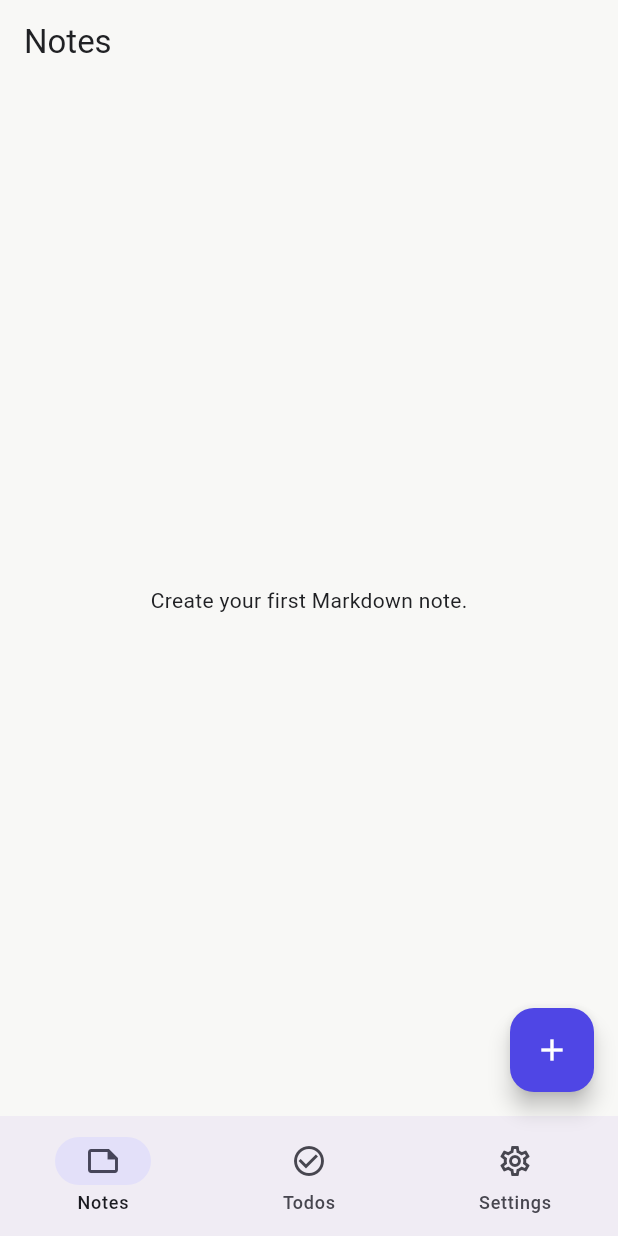
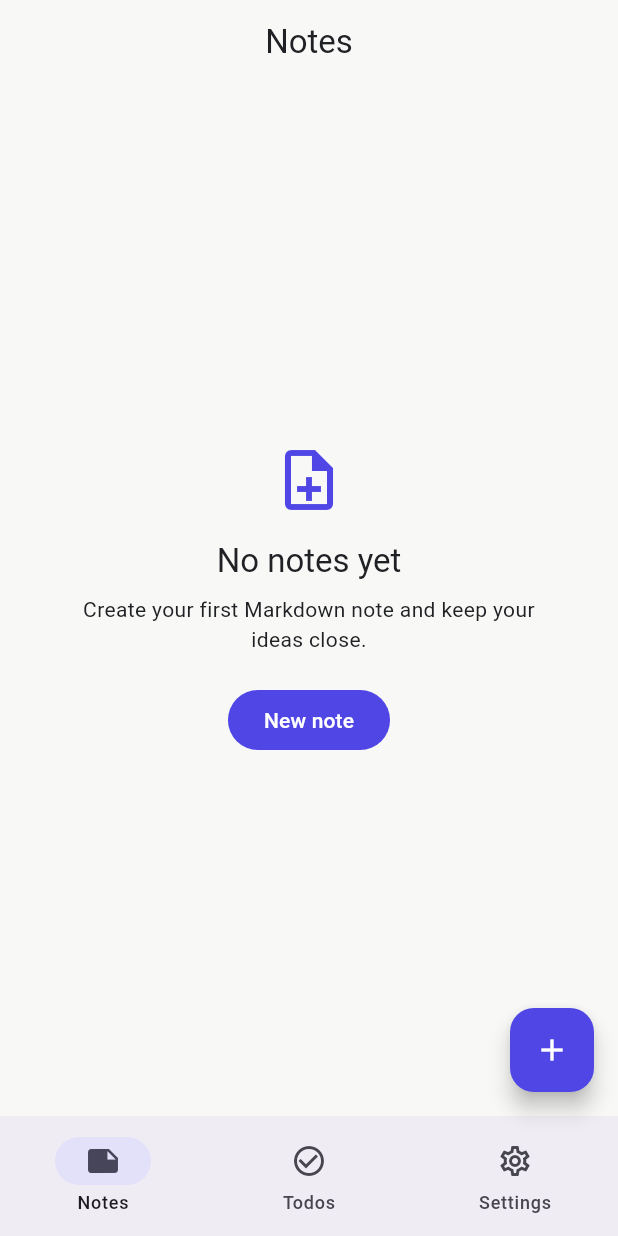
Before and after one commit to RippleOrApple/SimpleNote, a Flutter app: the screen it shows after launch, on a phone screen of 412 x 824 dp. Run offline on Flutter 3.47's test engine with Material 3 defaults, Android fonts, the phone set to English and light mode, and no system bars; our stand-ins replace flutter_markdown, flutter_riverpod.

Commit message:
Add phase 1 app shell navigation

```diff
--- a/lib/features/notes/presentation/notes_page.dart
+++ b/lib/features/notes/presentation/notes_page.dart
@@ -3,6 +3,7 @@ import 'package:flutter_markdown/flutter_markdown.dart';
 import 'package:flutter_riverpod/flutter_riverpod.dart';
 
 import '../../../shared/widgets/app_shell.dart';
+import '../../../shared/widgets/empty_state.dart';
 import '../application/notes_controller.dart';
 
 class NotesPage extends ConsumerWidget {
@@ -11,16 +12,24 @@ class NotesPage extends ConsumerWidget {
   @override
   Widget build(BuildContext context, WidgetRef ref) {
     final notes = ref.watch(notesControllerProvider);
+    final notesController = ref.read(notesControllerProvider.notifier);
 
     return AppShell(
       title: 'Notes',
       floatingActionButton: FloatingActionButton(
-        onPressed: () =>
-            ref.read(notesControllerProvider.notifier).createNote(),
+        tooltip: 'New note',
+        onPressed: notesController.createNote,
         child: const Icon(Icons.add),
       ),
       child: notes.isEmpty
-          ? const Center(child: Text('Create your first Markdown note.'))
+          ? EmptyState(
+              icon: Icons.note_add_outlined,
+              title: 'No notes yet',
+              message:
+                  'Create your first Markdown note and keep your ideas close.',
+              actionLabel: 'New note',
+              onActionPressed: notesController.createNote,
+            )
           : ListView.separated(
               padding: const EdgeInsets.all(16),
               itemCount: notes.length,
--- a/lib/features/settings/presentation/settings_page.dart
+++ b/lib/features/settings/presentation/settings_page.dart
@@ -14,24 +14,32 @@ class SettingsPage extends ConsumerWidget {
 
     return AppShell(
       title: 'Settings',
+      child: Align(
+        alignment: Alignment.topCenter,
+        child: ConstrainedBox(
+          constraints: const BoxConstraints(maxWidth: 720),
           child: ListView(
             padding: const EdgeInsets.all(16),
             children: [
               Text('Theme', style: Theme.of(context).textTheme.titleLarge),
               const SizedBox(height: 12),
               ListTile(
+                leading: CircleAvatar(backgroundColor: theme.primaryColor),
                 title: Text(theme.name),
                 subtitle: const Text('Background, button, and text colors'),
-            leading: CircleAvatar(backgroundColor: theme.primaryColor),
               ),
-          const SizedBox(height: 16),
-          FilledButton(
+              const SizedBox(height: 12),
+              Align(
+                alignment: Alignment.centerLeft,
+                child: FilledButton.icon(
                   onPressed: () => ref
                       .read(themeControllerProvider.notifier)
                       .applyTheme(AppThemeScheme.minimalLight),
-            child: const Text('Restore default theme'),
+                  icon: const Icon(Icons.restart_alt),
+                  label: const Text('Restore default theme'),
                 ),
-          const Divider(height: 32),
+              ),
+              const Divider(height: 36),
               Text('Sync', style: Theme.of(context).textTheme.titleLarge),
               const SizedBox(height: 12),
               const ListTile(
@@ -41,6 +49,8 @@ class SettingsPage extends ConsumerWidget {
               ),
             ],
           ),
+        ),
+      ),
     );
   }
 }
--- a/lib/features/todos/presentation/todos_page.dart
+++ b/lib/features/todos/presentation/todos_page.dart
@@ -2,6 +2,7 @@ import 'package:flutter/material.dart';
 import 'package:flutter_riverpod/flutter_riverpod.dart';
 
 import '../../../shared/widgets/app_shell.dart';
+import '../../../shared/widgets/empty_state.dart';
 import '../application/todos_controller.dart';
 
 class TodosPage extends ConsumerWidget {
@@ -10,16 +11,23 @@ class TodosPage extends ConsumerWidget {
   @override
   Widget build(BuildContext context, WidgetRef ref) {
     final todos = ref.watch(todosControllerProvider);
+    final todosController = ref.read(todosControllerProvider.notifier);
 
     return AppShell(
       title: 'Todos',
       floatingActionButton: FloatingActionButton(
-        onPressed: () =>
-            ref.read(todosControllerProvider.notifier).createTodo('New todo'),
+        tooltip: 'New todo',
+        onPressed: () => todosController.createTodo('New todo'),
         child: const Icon(Icons.add),
       ),
       child: todos.isEmpty
-          ? const Center(child: Text('Add a todo to plan your day.'))
+          ? EmptyState(
+              icon: Icons.add_task_outlined,
+              title: 'No todos yet',
+              message: 'Add a task to make the next step obvious.',
+              actionLabel: 'New todo',
+              onActionPressed: () => todosController.createTodo('New todo'),
+            )
           : ListView.builder(
               padding: const EdgeInsets.all(16),
               itemCount: todos.length,
--- a/lib/shared/widgets/app_shell.dart
+++ b/lib/shared/widgets/app_shell.dart
@@ -16,15 +16,90 @@ class AppShell extends StatelessWidget {
   final List<Widget>? actions;
   final Widget? floatingActionButton;
 
+  static const _wideLayoutBreakpoint = 720.0;
+
   @override
   Widget build(BuildContext context) {
+    return LayoutBuilder(
+      builder: (context, constraints) {
+        final isWide = constraints.maxWidth >= _wideLayoutBreakpoint;
+        final selectedIndex = _selectedIndex(context);
+
         return Scaffold(
-      appBar: AppBar(title: Text(title), actions: actions),
-      body: child,
+          appBar: AppBar(
+            title: Text(title),
+            actions: actions,
+            centerTitle: !isWide,
+          ),
+          body: SafeArea(
+            child: isWide
+                ? Row(
+                    children: [
+                      NavigationRail(
+                        selectedIndex: selectedIndex,
+                        onDestinationSelected: (index) =>
+                            _navigateToIndex(context, index),
+                        labelType: NavigationRailLabelType.all,
+                        minWidth: 96,
+                        destinations: _railDestinations,
+                      ),
+                      const VerticalDivider(width: 1),
+                      Expanded(child: child),
+                    ],
+                  )
+                : child,
+          ),
           floatingActionButton: floatingActionButton,
-      bottomNavigationBar: NavigationBar(
-        selectedIndex: _selectedIndex(context),
-        onDestinationSelected: (index) {
+          bottomNavigationBar: isWide
+              ? null
+              : NavigationBar(
+                  selectedIndex: selectedIndex,
+                  onDestinationSelected: (index) =>
+                      _navigateToIndex(context, index),
+                  destinations: _barDestinations,
+                ),
+        );
+      },
+    );
+  }
+
+  List<NavigationDestination> get _barDestinations => const [
+        NavigationDestination(
+          icon: Icon(Icons.note_outlined),
+          selectedIcon: Icon(Icons.note),
+          label: 'Notes',
+        ),
+        NavigationDestination(
+          icon: Icon(Icons.check_circle_outline),
+          selectedIcon: Icon(Icons.check_circle),
+          label: 'Todos',
+        ),
+        NavigationDestination(
+          icon: Icon(Icons.settings_outlined),
+          selectedIcon: Icon(Icons.settings),
+          label: 'Settings',
+        ),
+      ];
+
+  List<NavigationRailDestination> get _railDestinations => const [
+        NavigationRailDestination(
+          icon: Icon(Icons.note_outlined),
+          selectedIcon: Icon(Icons.note),
+          label: Text('Notes'),
+        ),
+        NavigationRailDestination(
+          icon: Icon(Icons.check_circle_outline),
+          selectedIcon: Icon(Icons.check_circle),
+          label: Text('Todos'),
+        ),
+        NavigationRailDestination(
+          icon: Icon(Icons.settings_outlined),
+          selectedIcon: Icon(Icons.settings),
+          label: Text('Settings'),
+        ),
+      ];
+
+  void _navigateToIndex(BuildContext context, int index) {
     final route = switch (index) {
       0 => AppRoutes.home,
       1 => AppRoutes.todos,
@@ -33,21 +108,6 @@ class AppShell extends StatelessWidget {
     if (ModalRoute.of(context)?.settings.name != route) {
       Navigator.of(context).pushReplacementNamed(route);
     }
-        },
-        destinations: const [
-          NavigationDestination(
-              icon: Icon(Icons.note_outlined), label: 'Notes'),
-          NavigationDestination(
-            icon: Icon(Icons.check_circle_outline),
-            label: 'Todos',
-          ),
-          NavigationDestination(
-            icon: Icon(Icons.settings_outlined),
-            label: 'Settings',
-          ),
-        ],
-      ),
-    );
   }
 
   int _selectedIndex(BuildContext context) {
--- /dev/null
+++ b/lib/shared/widgets/empty_state.dart
@@ -0,0 +1,58 @@
+import 'package:flutter/material.dart';
+
+class EmptyState extends StatelessWidget {
+  const EmptyState({
+    required this.icon,
+    required this.title,
+    required this.message,
+    super.key,
+    this.actionLabel,
+    this.onActionPressed,
+  });
+
+  final IconData icon;
+  final String title;
+  final String message;
+  final String? actionLabel;
+  final VoidCallback? onActionPressed;
+
+  @override
+  Widget build(BuildContext context) {
+    final colorScheme = Theme.of(context).colorScheme;
+    final textTheme = Theme.of(context).textTheme;
+
+    return Center(
+      child: ConstrainedBox(
+        constraints: const BoxConstraints(maxWidth: 360),
+        child: Padding(
+          padding: const EdgeInsets.all(24),
+          child: Column(
+            mainAxisSize: MainAxisSize.min,
+            children: [
+              Icon(icon, size: 48, color: colorScheme.primary),
+              const SizedBox(height: 16),
+              Text(
+                title,
+                style: textTheme.titleLarge,
+                textAlign: TextAlign.center,
+              ),
+              const SizedBox(height: 8),
+              Text(
+                message,
+                style: textTheme.bodyMedium,
+                textAlign: TextAlign.center,
+              ),
+              if (actionLabel != null && onActionPressed != null) ...[
+                const SizedBox(height: 20),
+                FilledButton(
+                  onPressed: onActionPressed,
+                  child: Text(actionLabel!),
+                ),
+              ],
+            ],
+          ),
+        ),
+      ),
+    );
+  }
+}
```
Also changed, not shown: 6 other files. Lines whose indentation alone changed are shown as unchanged.
